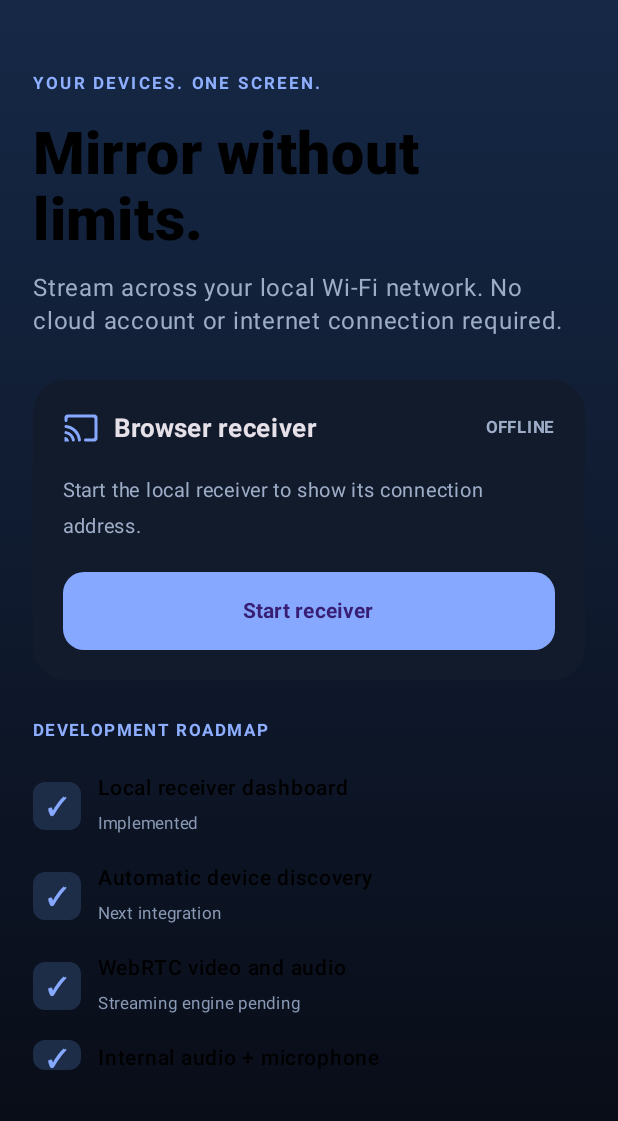
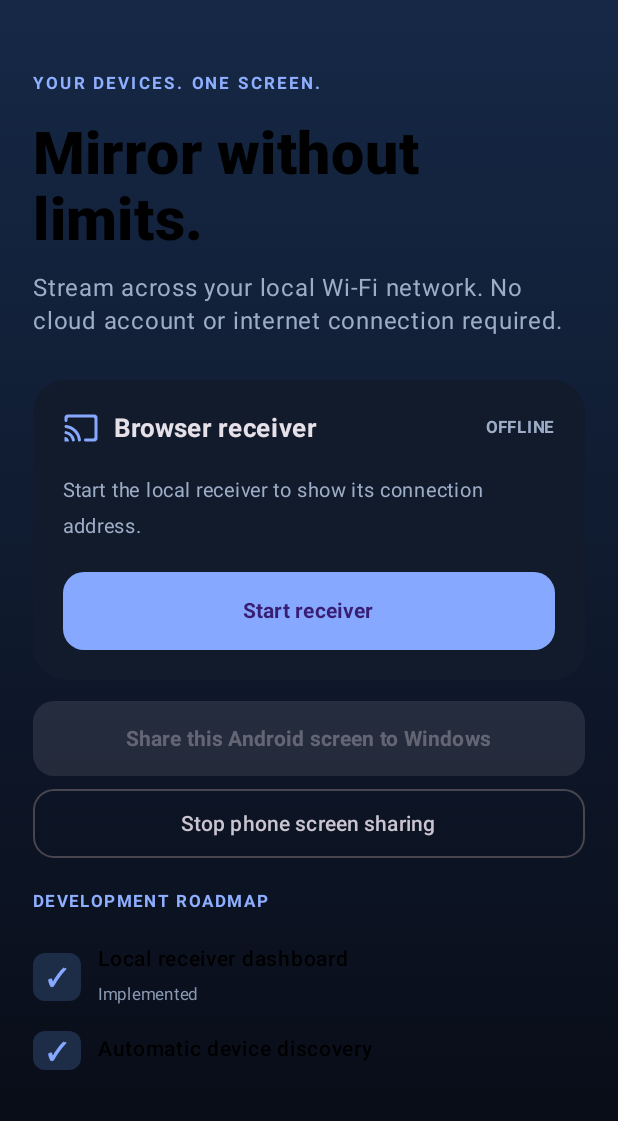
Before and after one commit to Judson-web/atomos-mirror, an Android app built with Jetpack Compose: the screen it shows after launch (MainActivity), on a phone screen of 412 x 824 dp, the part 115-1236 px from its top. Run offline under Robolectric (Android 15) with nearby library versions, the phone set to English and light mode, and no system bars.

Commit message:
Add Android screen-share consent and sender controls

```diff
--- a/app/src/main/java/com/atomos/mirror/MainActivity.kt
+++ b/app/src/main/java/com/atomos/mirror/MainActivity.kt
@@ -1,6 +1,10 @@
 package com.atomos.mirror
 
 import android.os.Bundle
+import android.content.Intent
+import android.media.projection.MediaProjectionManager
+import android.os.Build
+import androidx.activity.result.contract.ActivityResultContracts
 import androidx.activity.ComponentActivity
 import androidx.activity.compose.setContent
 import androidx.compose.foundation.background
@@ -27,6 +31,18 @@ class MainActivity : ComponentActivity() {
 
     override fun onCreate(savedInstanceState: Bundle?) {
         super.onCreate(savedInstanceState)
+        val projectionManager = getSystemService(MEDIA_PROJECTION_SERVICE) as MediaProjectionManager
+        val captureLauncher = registerForActivityResult(ActivityResultContracts.StartActivityForResult()) { result ->
+            if (result.resultCode == RESULT_OK && result.data != null) {
+                val pin = signal?.pairingPin
+                if (pin != null) {
+                    val shareIntent = Intent(this, AndroidScreenShareService::class.java)
+                        .putExtra(AndroidScreenShareService.EXTRA_PROJECTION, result.data)
+                        .putExtra(AndroidScreenShareService.EXTRA_PIN, pin)
+                    if (Build.VERSION.SDK_INT >= Build.VERSION_CODES.O) startForegroundService(shareIntent) else startService(shareIntent)
+                }
+            }
+        }
         setContent {
             MaterialTheme(colorScheme = darkColorScheme(
                 primary = Color(0xFF86A9FF), background = Color(0xFF090D18),
@@ -35,6 +51,8 @@ class MainActivity : ComponentActivity() {
                 MirrorHome(
                     onStart = { startReceiver() },
                     onStop = { stopReceiver() },
+                    onShareAndroid = { if (signal == null) startReceiver(); captureLauncher.launch(projectionManager.createScreenCaptureIntent()) },
+                    onStopAndroid = { startService(Intent(this, AndroidScreenShareService::class.java).setAction(AndroidScreenShareService.ACTION_STOP)) },
                     addressProvider = { val http = server; val ws = signal; if (http != null && ws != null) "http://" + http.localAddress() + ":" + http.listeningPort + "\nPairing PIN: " + ws.pairingPin else "" }
                 )
             }
@@ -51,13 +69,13 @@ class MainActivity : ComponentActivity() {
         } catch (_: Exception) { server?.stop(); server = null; signal?.stop(); signal = null }
     }
 
-    private fun stopReceiver() { server?.stop(); server = null; signal?.stop(); signal = null }
+    private fun stopReceiver() { startService(Intent(this, AndroidScreenShareService::class.java).setAction(AndroidScreenShareService.ACTION_STOP)); server?.stop(); server = null; signal?.stop(); signal = null }
 
     override fun onDestroy() { stopReceiver(); super.onDestroy() }
 }
 
 @Composable
-private fun MirrorHome(onStart: () -> Unit, onStop: () -> Unit, addressProvider: () -> String) {
+private fun MirrorHome(onStart: () -> Unit, onStop: () -> Unit, onShareAndroid: () -> Unit, onStopAndroid: () -> Unit, addressProvider: () -> String) {
     var hosting by remember { mutableStateOf(false) }
     var address by remember { mutableStateOf("") }
     LaunchedEffect(hosting) {
@@ -98,15 +116,20 @@ private fun MirrorHome(onStart: () -> Unit, onStop: () -> Unit, addressProvider:
                     }
                 }
             }
-            Spacer(Modifier.height(22.dp))
+            Spacer(Modifier.height(14.dp))
+            Button(onClick = onShareAndroid, enabled = hosting, modifier = Modifier.fillMaxWidth().height(50.dp), shape = RoundedCornerShape(14.dp)) { Text("Share this Android screen to Windows", fontWeight = FontWeight.Bold) }
+            Spacer(Modifier.height(8.dp))
+            OutlinedButton(onClick = onStopAndroid, modifier = Modifier.fillMaxWidth().height(46.dp), shape = RoundedCornerShape(14.dp)) { Text("Stop phone screen sharing") }
+            Spacer(Modifier.height(18.dp))
             Text("DEVELOPMENT ROADMAP", color = Color(0xFF8EAEFF), fontSize = 11.sp, fontWeight = FontWeight.Bold, letterSpacing = 1.6.sp)
             Spacer(Modifier.height(8.dp))
             FeatureLine("Local receiver dashboard", "Implemented")
             FeatureLine("Automatic device discovery", "Next integration")
-            FeatureLine("WebRTC video and audio", "Streaming engine pending")
+            FeatureLine("Windows → Android", "Browser WebRTC receiver integrated")
+            FeatureLine("Android → Windows", "MediaProjection sender integrated, device test pending")
             FeatureLine("Internal audio + microphone", "Permission-aware capture pending")
             Spacer(Modifier.weight(1f))
-            Text("ATOMOS MIRROR  ·  EARLY DEVELOPMENT  ·  v0.1.0", color = Color(0xFF687995), fontSize = 10.sp, letterSpacing = 1.sp)
+            Text("ATOMOS MIRROR  ·  DEVELOPMENT BUILD  ·  v0.3.0", color = Color(0xFF687995), fontSize = 10.sp, letterSpacing = 1.sp)
         }
     }
 }
```
